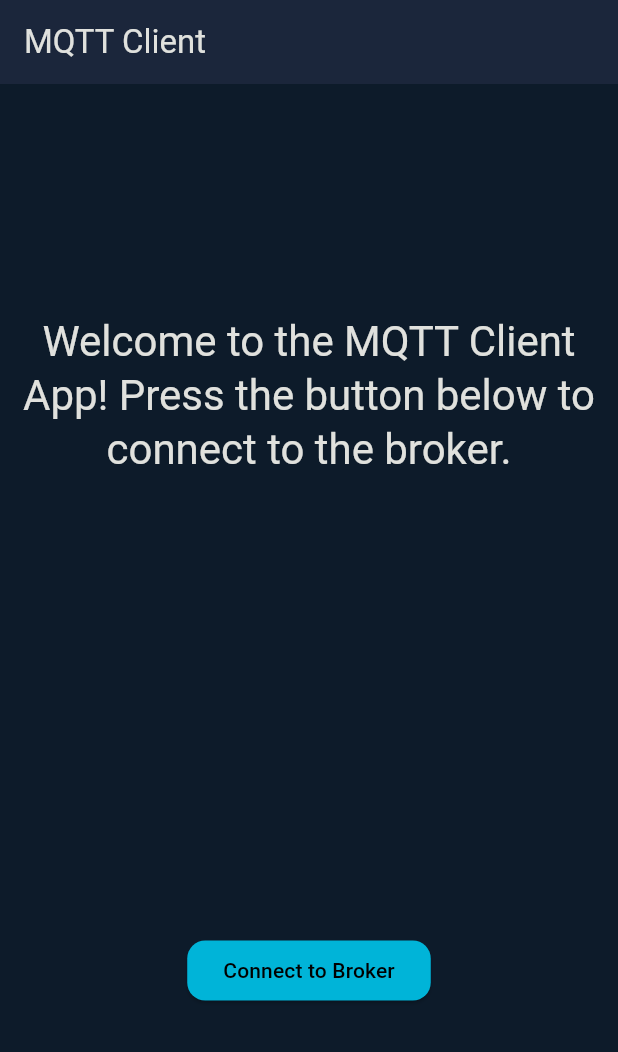
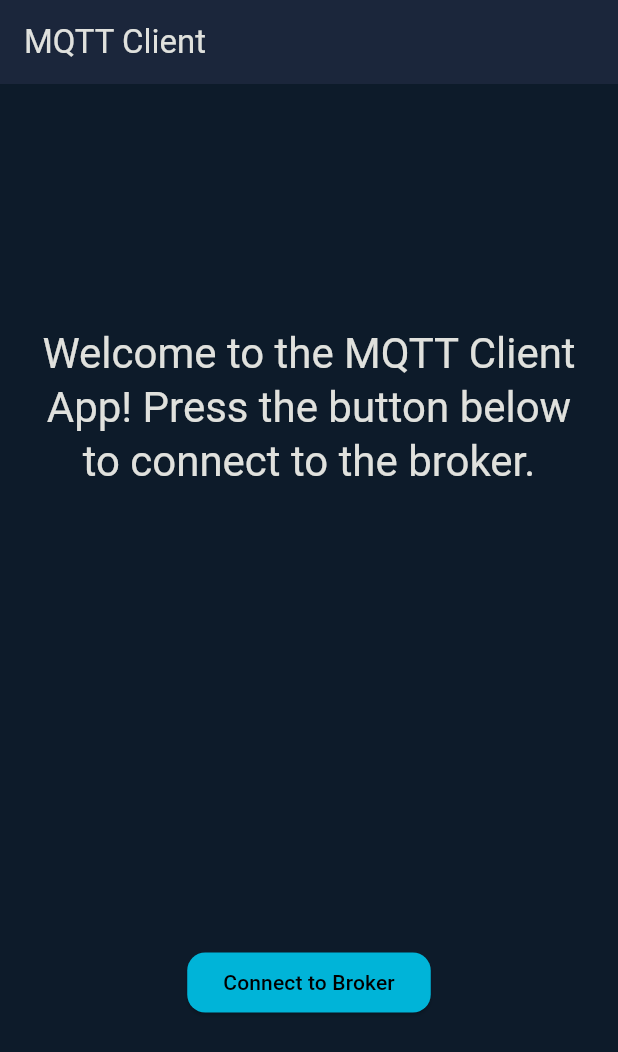
Before and after one commit to MohammadAlZaroo/Image-Transfer-using-MQTT, a Flutter app: the screen it shows after launch, on a phone screen of 412 x 824 dp. Shown: the top 1052 px of the screen. Run offline on Flutter 3.47's test engine with Material 3 defaults, Android fonts, the phone set to English and light mode, and no system bars; missing offline and left inert: mqtt_client.

Commit message:
added margin to the text in home page

```diff
--- a/lib/features/home/home_page.dart
+++ b/lib/features/home/home_page.dart
@@ -41,10 +41,13 @@ class _HomePageState extends State<HomePage> {
       body: Column(
         mainAxisAlignment: MainAxisAlignment.spaceAround,
         children: [
-          Text(
-            "Welcome to the MQTT Client App! Press the button below to connect to the broker.",
-            style: Theme.of(context).textTheme.headlineMedium,
-            textAlign: TextAlign.center,
+          Padding(
+            padding: const EdgeInsets.all(16.0),
+            child: Text(
+              "Welcome to the MQTT Client App! Press the button below to connect to the broker.",
+              style: Theme.of(context).textTheme.headlineMedium,
+              textAlign: TextAlign.center,
+            ),
           ),
           Center(
             child: loading
```
